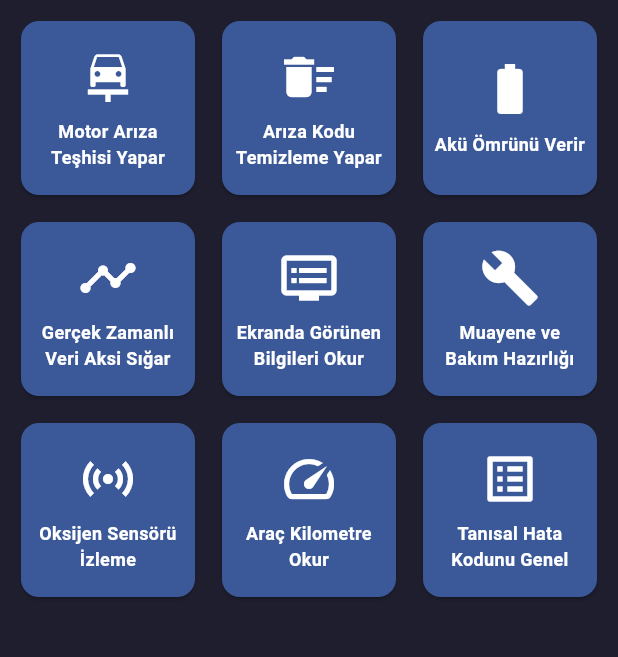
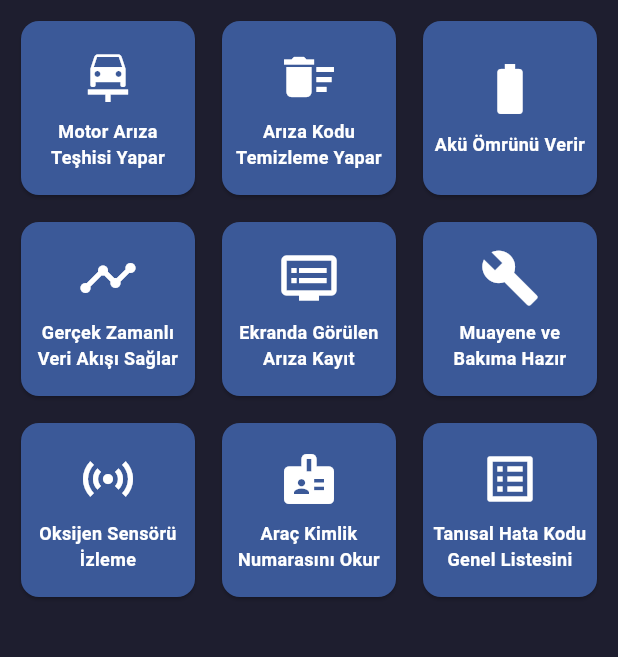
Before and after one commit to bersa2009/ara-ar-za-bulma-program-, a Flutter app: the screen it shows after launch, on a phone screen of 412 x 824 dp, the part 84-741 px from its top. Run offline on Flutter 3.47's test engine with Material 3 defaults, Android fonts, the phone set to English and light mode, and no system bars; our stand-ins replace flutter_bluetooth_serial, flutter_riverpod, flutter_tts, permission_handler, printing, shared_preferences and 1 more; missing offline and left inert: flutter_reactive_ble; accounts and stored records are empty.

Commit message:
Checkpoint before follow-up message
Co-authored-by: nigzes.1989 <nigzes.1989@gmail.com>

```diff
--- a/lib/ui/screens/home_screen.dart
+++ b/lib/ui/screens/home_screen.dart
@@ -12,12 +12,12 @@ class _HomeScreenState extends State<HomeScreen> {
     {'icon': Icons.car_repair, 'text': 'Motor Arıza Teşhisi Yapar', 'route': '/scan'},
     {'icon': Icons.delete_sweep, 'text': 'Arıza Kodu Temizleme Yapar', 'route': '/clear'},
     {'icon': Icons.battery_full, 'text': 'Akü Ömrünü Verir', 'route': '/battery'},
-    {'icon': Icons.timeline, 'text': 'Gerçek Zamanlı Veri Aksi Sığar', 'route': '/realtime'},
-    {'icon': Icons.dvr, 'text': 'Ekranda Görünen Bilgileri Okur', 'route': '/display'},
-    {'icon': Icons.build, 'text': 'Muayene ve Bakım Hazırlığı Oluşturur', 'route': '/maintenance'},
+    {'icon': Icons.timeline, 'text': 'Gerçek Zamanlı Veri Akışı Sağlar', 'route': '/realtime'},
+    {'icon': Icons.dvr, 'text': 'Ekranda Görülen Arıza Kayıt Bilgilerini Okur', 'route': '/display'},
+    {'icon': Icons.build, 'text': 'Muayene ve Bakıma Hazır Olma Durumunu Gösterir', 'route': '/maintenance'},
     {'icon': Icons.sensors, 'text': 'Oksijen Sensörü İzleme Sonuçlarını Okur', 'route': '/o2sensor'},
-    {'icon': Icons.speed, 'text': 'Araç Kilometre Okur', 'route': '/odometer'},
-    {'icon': Icons.list_alt, 'text': 'Tanısal Hata Kodunu Genel Liste', 'route': '/dtc_list'},
+    {'icon': Icons.badge, 'text': 'Araç Kimlik Numarasını Okur', 'route': '/vin'},
+    {'icon': Icons.list_alt, 'text': 'Tanısal Hata Kodu Genel Listesini İçerir', 'route': '/dtc_list'},
   ];
 
   @override
```
